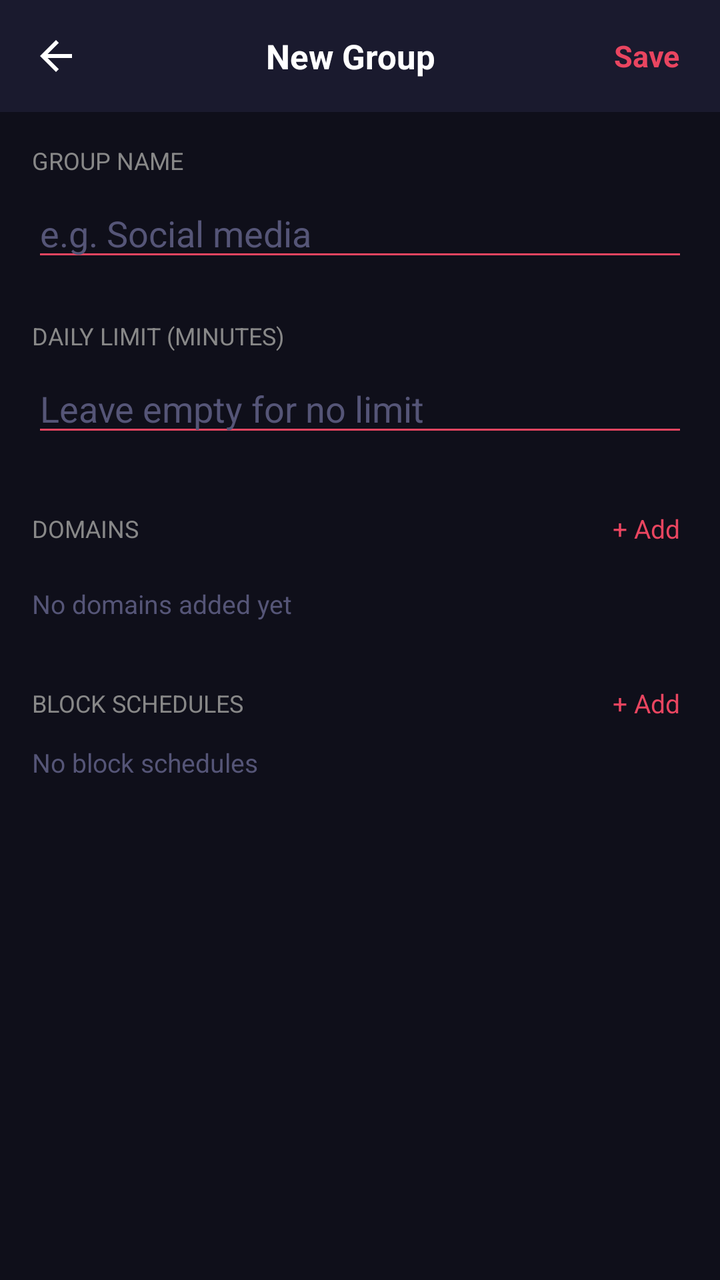
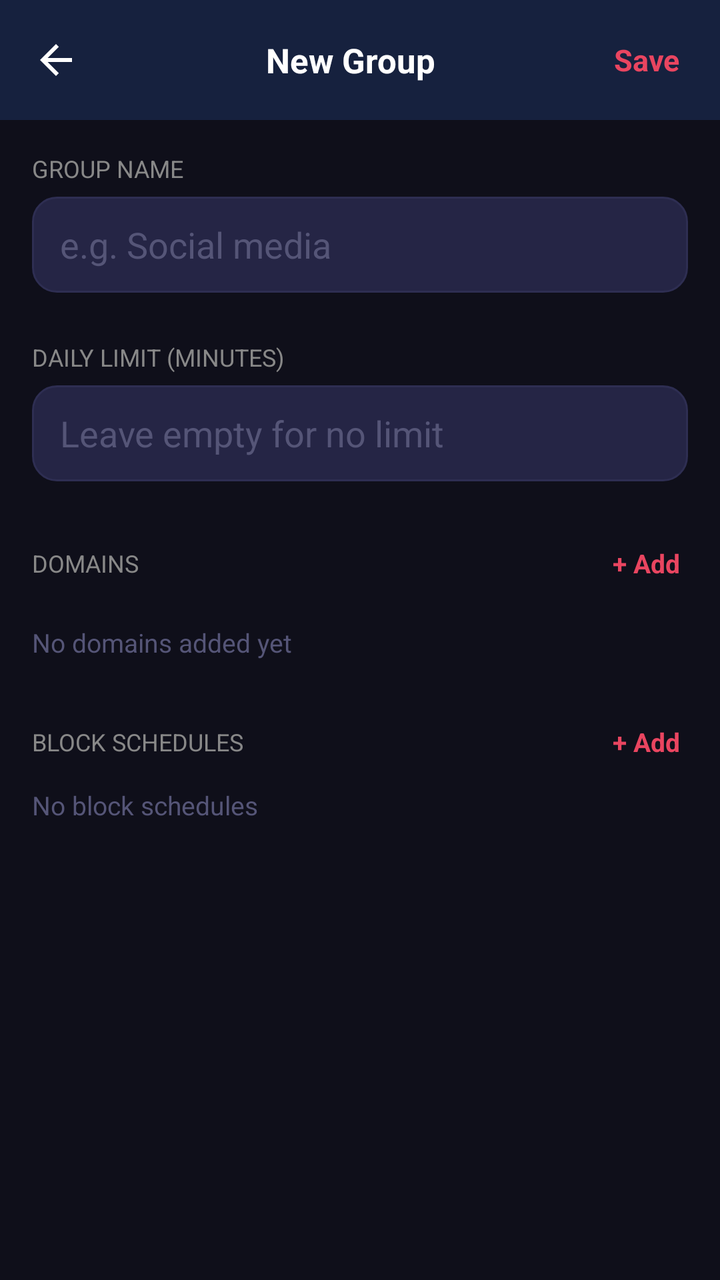

Screens rendered from an Android XML layout before and after an edit, with the pre-edit source and the edit as a unified diff.
<!-- AndroidManifest.xml: application theme Theme.ITNSecureBrowser -->
<!-- res/layout/activity_group_edit.xml -->
<?xml version="1.0" encoding="utf-8"?>
<FrameLayout xmlns:android="http://schemas.android.com/apk/res/android"
    xmlns:app="http://schemas.android.com/apk/res-auto"
    android:layout_width="match_parent"
    android:layout_height="match_parent"
    android:background="#0F0F1A">

    <LinearLayout
        android:layout_width="match_parent"
        android:layout_height="match_parent"
        android:orientation="vertical">

        
        <LinearLayout
            android:layout_width="match_parent"
            android:layout_height="56dp"
            android:orientation="horizontal"
            android:background="@color/bg_tab_bar"
            android:gravity="center_vertical"
            android:paddingStart="4dp"
            android:paddingEnd="12dp">

            <ImageButton
                android:id="@+id/btnBack"
                android:layout_width="48dp"
                android:layout_height="48dp"
                android:src="@drawable/ic_back"
                android:background="?attr/selectableItemBackgroundBorderless"
                android:padding="12dp"
                android:contentDescription="@string/cd_back" />

            <TextView
                android:id="@+id/headerTitle"
                android:layout_width="0dp"
                android:layout_height="wrap_content"
                android:layout_weight="1"
                android:text="@string/new_group_title"
                android:textColor="@color/text_primary"
                android:textSize="17sp"
                android:textStyle="bold"
                android:gravity="center" />

            <TextView
                android:id="@+id/btnSave"
                android:layout_width="wrap_content"
                android:layout_height="wrap_content"
                android:text="@string/btn_save"
                android:textColor="@color/accent"
                android:textSize="15sp"
                android:textStyle="bold"
                android:padding="8dp"
                android:clickable="true"
                android:focusable="true"
                android:background="?attr/selectableItemBackgroundBorderless" />
        </LinearLayout>

        <ScrollView
            android:layout_width="match_parent"
            android:layout_height="0dp"
            android:layout_weight="1"
            android:clipToPadding="false"
            android:paddingBottom="80dp">

            <LinearLayout
                android:layout_width="match_parent"
                android:layout_height="wrap_content"
                android:orientation="vertical"
                android:padding="16dp">

                
                <TextView
                    android:layout_width="wrap_content"
                    android:layout_height="wrap_content"
                    android:text="@string/group_name_label"
                    android:textColor="#888888"
                    android:textSize="12sp"
                    android:textAllCaps="true"
                    android:layout_marginBottom="6dp" />

                <EditText
                    android:id="@+id/inputGroupName"
                    android:layout_width="match_parent"
                    android:layout_height="wrap_content"
                    android:hint="@string/group_name_hint"
                    android:inputType="text"
                    android:textColor="#FFFFFF"
                    android:textColorHint="#555577"
                    android:backgroundTint="@color/accent"
                    android:layout_marginBottom="24dp"
                    android:imeOptions="actionNext" />

                
                <TextView
                    android:layout_width="wrap_content"
                    android:layout_height="wrap_content"
                    android:text="@string/group_daily_limit_label"
                    android:textColor="#888888"
                    android:textSize="12sp"
                    android:textAllCaps="true"
                    android:layout_marginBottom="6dp" />

                <EditText
                    android:id="@+id/inputLimit"
                    android:layout_width="match_parent"
                    android:layout_height="wrap_content"
                    android:hint="@string/group_daily_limit_hint"
                    android:inputType="number"
                    android:textColor="#FFFFFF"
                    android:textColorHint="#555577"
                    android:backgroundTint="@color/accent"
                    android:layout_marginBottom="28dp"
                    android:imeOptions="actionDone" />

                
                <LinearLayout
                    android:layout_width="match_parent"
                    android:layout_height="wrap_content"
                    android:orientation="horizontal"
                    android:gravity="center_vertical"
                    android:layout_marginBottom="8dp">

                    <TextView
                        android:layout_width="0dp"
                        android:layout_height="wrap_content"
                        android:layout_weight="1"
                        android:text="@string/domains_label"
                        android:textColor="#888888"
                        android:textSize="12sp"
                        android:textAllCaps="true" />

                    <TextView
                        android:id="@+id/btnAddDomain"
                        android:layout_width="wrap_content"
                        android:layout_height="wrap_content"
                        android:text="@string/btn_add_domain"
                        android:textColor="@color/accent"
                        android:textSize="13sp"
                        android:padding="4dp"
                        android:clickable="true"
                        android:focusable="true" />
                </LinearLayout>

                
                <LinearLayout
                    android:id="@+id/domainsContainer"
                    android:layout_width="match_parent"
                    android:layout_height="wrap_content"
                    android:orientation="vertical"
                    android:layout_marginBottom="8dp" />

                <TextView
                    android:id="@+id/domainsEmptyHint"
                    android:layout_width="wrap_content"
                    android:layout_height="wrap_content"
                    android:text="@string/domains_empty_hint"
                    android:textColor="#555577"
                    android:textSize="13sp"
                    android:layout_marginBottom="28dp"
                    android:visibility="visible" />

                
                <LinearLayout
                    android:layout_width="match_parent"
                    android:layout_height="wrap_content"
                    android:orientation="horizontal"
                    android:gravity="center_vertical"
                    android:layout_marginBottom="8dp">

                    <TextView
                        android:layout_width="0dp"
                        android:layout_height="wrap_content"
                        android:layout_weight="1"
                        android:text="@string/schedules_label"
                        android:textColor="#888888"
                        android:textSize="12sp"
                        android:textAllCaps="true" />

                    <TextView
                        android:id="@+id/btnAddSchedule"
                        android:layout_width="wrap_content"
                        android:layout_height="wrap_content"
                        android:text="@string/btn_add_schedule"
                        android:textColor="@color/accent"
                        android:textSize="13sp"
                        android:padding="4dp"
                        android:clickable="true"
                        android:focusable="true" />
                </LinearLayout>

                
                <LinearLayout
                    android:id="@+id/schedulesContainer"
                    android:layout_width="match_parent"
                    android:layout_height="wrap_content"
                    android:orientation="vertical" />

                <TextView
                    android:id="@+id/schedulesEmptyHint"
                    android:layout_width="wrap_content"
                    android:layout_height="wrap_content"
                    android:text="@string/schedules_empty_hint"
                    android:textColor="#555577"
                    android:textSize="13sp"
                    android:visibility="visible" />

            </LinearLayout>
        </ScrollView>
    </LinearLayout>

</FrameLayout>
<!-- resources referenced by this layout -->
<resources>
  <color name="accent">#E94560</color>
  <color name="bg_tab_bar">#1A1A2E</color>
  <color name="text_primary">#FFFFFF</color>
  <!-- drawable ic_back (drawable) -->
  <vector xmlns:android="http://schemas.android.com/apk/res/android"
      android:width="24dp"
      android:height="24dp"
      android:viewportWidth="24"
      android:viewportHeight="24">
      <path
          android:fillColor="#FFFFFF"
          android:pathData="M20,11H7.83l5.59,-5.59L12,4l-8,8 8,8 1.41,-1.41L7.83,13H20v-2z" />
  </vector>
  <string name="btn_add_domain">+ Add</string>
  <string name="btn_add_schedule">+ Add</string>
  <string name="btn_save">Save</string>
  <string name="cd_back">Back</string>
  <string name="domains_empty_hint">No domains added yet</string>
  <string name="domains_label">Domains</string>
  <string name="group_daily_limit_hint">Leave empty for no limit</string>
  <string name="group_daily_limit_label">Daily limit (minutes)</string>
  <string name="group_name_hint">e.g. Social media</string>
  <string name="group_name_label">Group name</string>
  <string name="new_group_title">New Group</string>
  <string name="schedules_empty_hint">No block schedules</string>
  <string name="schedules_label">Block Schedules</string>
  <style name="Theme.ITNSecureBrowser" parent="Theme.MaterialComponents.DayNight.NoActionBar">
          <item name="colorPrimary">@color/tab_active</item>
          <item name="colorPrimaryVariant">@color/bg_tab_bar</item>
          <item name="colorOnPrimary">@color/text_primary</item>
          <item name="colorSecondary">@color/accent</item>
          <item name="colorOnSecondary">@color/text_primary</item>
          <item name="android:windowBackground">@color/bg_toolbar</item>
          <item name="android:statusBarColor">@color/bg_tab_bar</item>
          <item name="android:navigationBarColor">@color/bg_tab_bar</item>
          <item name="android:windowLightStatusBar">false</item>
      </style>
  <color name="tab_active">#0F3460</color>
  <color name="bg_toolbar">#16213E</color>
</resources>

<!-- the commit's change to res/layout/activity_group_edit.xml (unified diff, before → after) -->
@@ -3,7 +3,7 @@
     xmlns:app="http://schemas.android.com/apk/res-auto"
     android:layout_width="match_parent"
     android:layout_height="match_parent"
-    android:background="#0F0F1A">
+    android:background="@color/bg_page">
 
     <LinearLayout
         android:layout_width="match_parent"
@@ -13,9 +13,9 @@
         
         <LinearLayout
             android:layout_width="match_parent"
-            android:layout_height="56dp"
+            android:layout_height="60dp"
             android:orientation="horizontal"
-            android:background="@color/bg_tab_bar"
+            android:background="@color/bg_toolbar"
             android:gravity="center_vertical"
             android:paddingStart="4dp"
             android:paddingEnd="12dp">
@@ -72,7 +72,7 @@
                     android:layout_width="wrap_content"
                     android:layout_height="wrap_content"
                     android:text="@string/group_name_label"
-                    android:textColor="#888888"
+                    android:textColor="@color/text_secondary"
                     android:textSize="12sp"
                     android:textAllCaps="true"
                     android:layout_marginBottom="6dp" />
@@ -80,12 +80,14 @@
                 <EditText
                     android:id="@+id/inputGroupName"
                     android:layout_width="match_parent"
-                    android:layout_height="wrap_content"
+                    android:layout_height="48dp"
                     android:hint="@string/group_name_hint"
                     android:inputType="text"
-                    android:textColor="#FFFFFF"
-                    android:textColorHint="#555577"
-                    android:backgroundTint="@color/accent"
+                    android:textColor="@color/text_primary"
+                    android:textColorHint="@color/text_hint"
+                    android:background="@drawable/bg_field"
+                    android:paddingStart="14dp"
+                    android:paddingEnd="14dp"
                     android:layout_marginBottom="24dp"
                     android:imeOptions="actionNext" />
 
@@ -94,7 +96,7 @@
                     android:layout_width="wrap_content"
                     android:layout_height="wrap_content"
                     android:text="@string/group_daily_limit_label"
-                    android:textColor="#888888"
+                    android:textColor="@color/text_secondary"
                     android:textSize="12sp"
                     android:textAllCaps="true"
                     android:layout_marginBottom="6dp" />
@@ -102,12 +104,14 @@
                 <EditText
                     android:id="@+id/inputLimit"
                     android:layout_width="match_parent"
-                    android:layout_height="wrap_content"
+                    android:layout_height="48dp"
                     android:hint="@string/group_daily_limit_hint"
                     android:inputType="number"
-                    android:textColor="#FFFFFF"
-                    android:textColorHint="#555577"
-                    android:backgroundTint="@color/accent"
+                    android:textColor="@color/text_primary"
+                    android:textColorHint="@color/text_hint"
+                    android:background="@drawable/bg_field"
+                    android:paddingStart="14dp"
+                    android:paddingEnd="14dp"
                     android:layout_marginBottom="28dp"
                     android:imeOptions="actionDone" />
 
@@ -117,14 +121,14 @@
                     android:layout_height="wrap_content"
                     android:orientation="horizontal"
                     android:gravity="center_vertical"
-                    android:layout_marginBottom="8dp">
+                    android:layout_marginBottom="10dp">
 
                     <TextView
                         android:layout_width="0dp"
                         android:layout_height="wrap_content"
                         android:layout_weight="1"
                         android:text="@string/domains_label"
-                        android:textColor="#888888"
+                        android:textColor="@color/text_secondary"
                         android:textSize="12sp"
                         android:textAllCaps="true" />
 
@@ -135,6 +139,7 @@
                         android:text="@string/btn_add_domain"
                         android:textColor="@color/accent"
                         android:textSize="13sp"
+                        android:textStyle="bold"
                         android:padding="4dp"
                         android:clickable="true"
                         android:focusable="true" />
@@ -153,7 +158,7 @@
                     android:layout_width="wrap_content"
                     android:layout_height="wrap_content"
                     android:text="@string/domains_empty_hint"
-                    android:textColor="#555577"
+                    android:textColor="@color/text_hint"
                     android:textSize="13sp"
                     android:layout_marginBottom="28dp"
                     android:visibility="visible" />
@@ -164,14 +169,14 @@
                     android:layout_height="wrap_content"
                     android:orientation="horizontal"
                     android:gravity="center_vertical"
-                    android:layout_marginBottom="8dp">
+                    android:layout_marginBottom="10dp">
 
                     <TextView
                         android:layout_width="0dp"
                         android:layout_height="wrap_content"
                         android:layout_weight="1"
                         android:text="@string/schedules_label"
-                        android:textColor="#888888"
+                        android:textColor="@color/text_secondary"
                         android:textSize="12sp"
                         android:textAllCaps="true" />
 
@@ -182,6 +187,7 @@
                         android:text="@string/btn_add_schedule"
                         android:textColor="@color/accent"
                         android:textSize="13sp"
+                        android:textStyle="bold"
                         android:padding="4dp"
                         android:clickable="true"
                         android:focusable="true" />
@@ -199,7 +205,7 @@
                     android:layout_width="wrap_content"
                     android:layout_height="wrap_content"
                     android:text="@string/schedules_empty_hint"
-                    android:textColor="#555577"
+                    android:textColor="@color/text_hint"
                     android:textSize="13sp"
                     android:visibility="visible" />
 
<!-- resource entries referenced after the edit -->
@@ -1,8 +1,20 @@
 <!-- resources referenced by this layout -->
 <resources>
   <color name="accent">#E94560</color>
+  <color name="bg_page">#0F0F1A</color>
   <color name="bg_tab_bar">#1A1A2E</color>
   <color name="text_primary">#FFFFFF</color>
+  <color name="text_secondary">#888888</color>
+  <!-- drawable bg_field (drawable) -->
+  <?xml version="1.0" encoding="utf-8"?>
+  <shape xmlns:android="http://schemas.android.com/apk/res/android"
+      android:shape="rectangle">
+      <corners android:radius="12dp" />
+      <solid android:color="@color/bg_field" />
+      <stroke
+          android:width="1dp"
+          android:color="@color/bg_card_stroke" />
+  </shape>
   <!-- drawable ic_back (drawable) -->
   <vector xmlns:android="http://schemas.android.com/apk/res/android"
       android:width="24dp"
@@ -37,7 +49,10 @@
           <item name="android:navigationBarColor">@color/bg_tab_bar</item>
           <item name="android:windowLightStatusBar">false</item>
       </style>
+  <color name="bg_field">#252545</color>
+  <color name="bg_card_stroke">#2E2E52</color>
   <color name="tab_active">#0F3460</color>
   <color name="bg_toolbar">#16213E</color>
+  <color name="text_hint">#555577</color>
 </resources>
 
